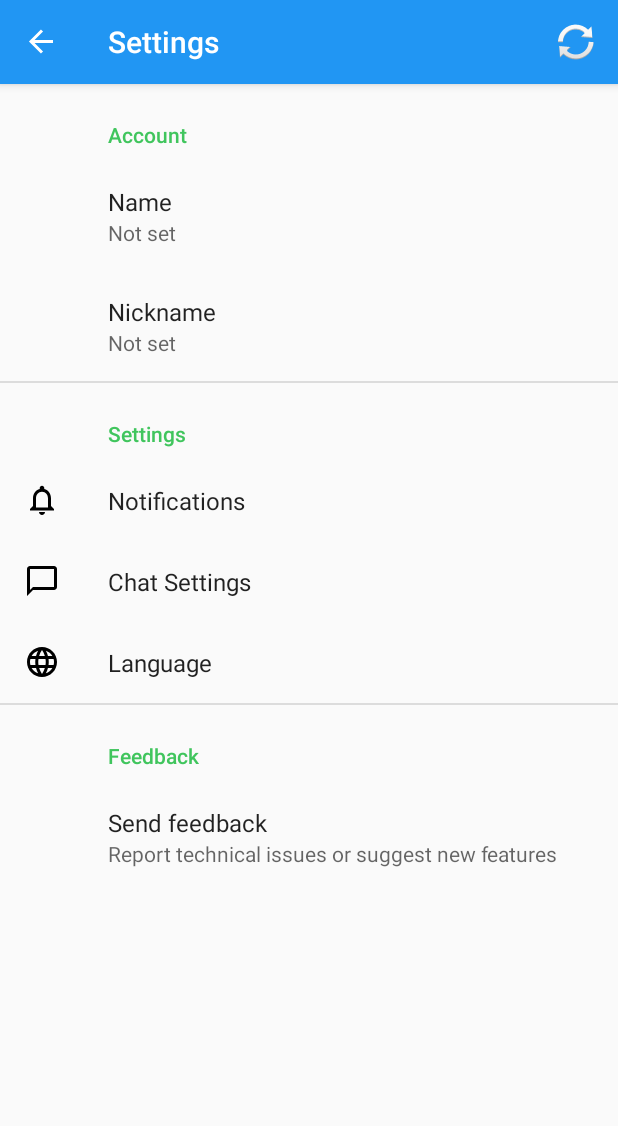
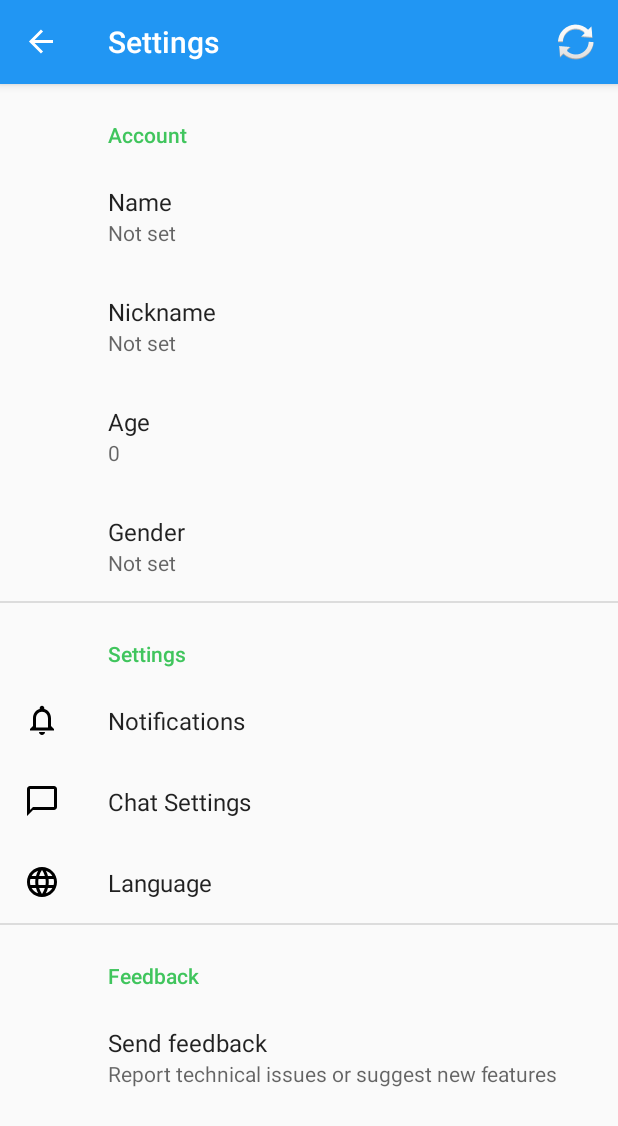
Before and after one commit to Roncax/mobile_polimi_project, an Android app: the SettingsFragment screen opened through its navigation route, on a phone screen of 412 x 824 dp. Shown: the top 1126 px of the screen. Run offline under Robolectric (Android 15) with nearby library versions, the phone set to English and light mode, and no system bars; our stand-ins replace Firebase (no records; nobody signed in at launch, a user with empty details on screens opened directly), androidx.preference, navigation-ui; 1 statement that could not run was skipped.

Commit message:
load current text preferences

```diff
--- a/app/src/main/java/com/example/iadvice/settings/SettingsFragment.kt
+++ b/app/src/main/java/com/example/iadvice/settings/SettingsFragment.kt
@@ -1,12 +1,45 @@
 package com.example.iadvice.settings
 
 import android.os.Bundle
+import androidx.preference.EditTextPreference
+import androidx.preference.ListPreference
 import androidx.preference.PreferenceFragmentCompat
+import com.example.iadvice.PersistenceUtils
 import com.example.iadvice.R
 
 class SettingsFragment : PreferenceFragmentCompat() {
+
     override fun onCreatePreferences(savedInstanceState: Bundle?, rootKey: String?) {
-       // setPreferencesFromResource(R.xml.preferences, rootKey)
         setPreferencesFromResource(R.xml.settings_fragment, rootKey)
+
+        displayCurrentValues()
+
+
+
+
+
+    }
+
+    private fun displayCurrentValues(){
+
+        //Display text values
+        val preferences = arrayOf("Name", "Nickname", "Age")
+        for (p in preferences)
+            displayCurrentText(p)
+
+        //Display list value (radio buttons)
+        val gender = findPreference<ListPreference>("Gender")
+       /// gender!!.summaryProvider = ListPreference.SimpleSummaryProvider.getInstance()
+
+
+    }
+
+    private fun displayCurrentText(preference: String) {
+        val namePref = findPreference<EditTextPreference>(preference)
+        when (preference) {
+            "Name" -> namePref!!.text = PersistenceUtils.currentUser.username
+            "Nickname" -> namePref!!.text = PersistenceUtils.currentUser.username
+            "Age" -> namePref!!.text = PersistenceUtils.currentUser.age.toString()
+        }
     }
 }
--- a/app/src/main/res/values/strings.xml
+++ b/app/src/main/res/values/strings.xml
@@ -53,5 +53,7 @@
     <string name="archive">Archive</string>
     <string name="Refresh">Refresh</string>
     <string name="ranking">Ranking</string>
+    <string name="age">Age</string>
+    <string name="gender">Gender</string>
 
 </resources>
--- a/app/src/main/res/xml/settings_fragment.xml
+++ b/app/src/main/res/xml/settings_fragment.xml
@@ -4,7 +4,7 @@
     <PreferenceCategory app:title="@string/account_header">
 
         <EditTextPreference
-            app:key="name"
+            app:key="@string/name_title"
             app:title="@string/name_title"
             app:useSimpleSummaryProvider="true" />
 
@@ -12,6 +12,19 @@
             app:key="@string/nickname_title"
             app:title="@string/nickname_title"
             app:useSimpleSummaryProvider="true" />
+
+        <EditTextPreference
+            app:key="@string/age"
+            app:title="@string/age"
+            app:useSimpleSummaryProvider="true" />
+
+        <ListPreference
+            app:entries="@array/gender_array"
+            app:entryValues="@array/gender_array"
+            app:key="@string/gender"
+            app:title="@string/gender"
+            app:useSimpleSummaryProvider="true"/>
+
 
     </PreferenceCategory>
 
```
